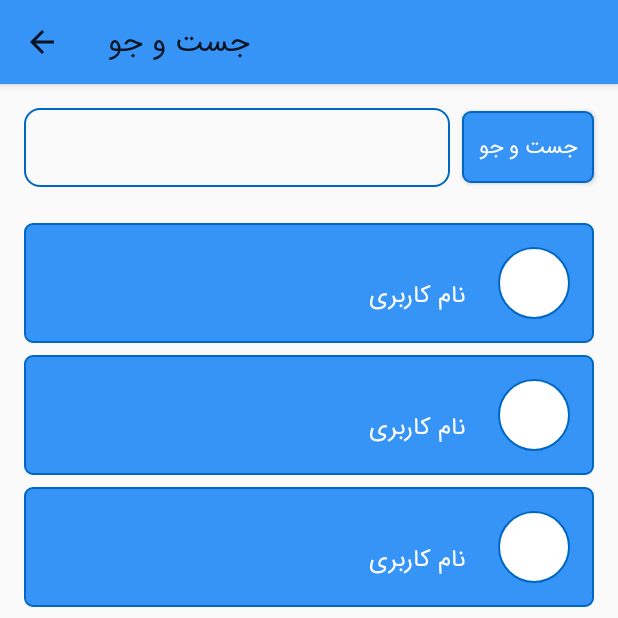
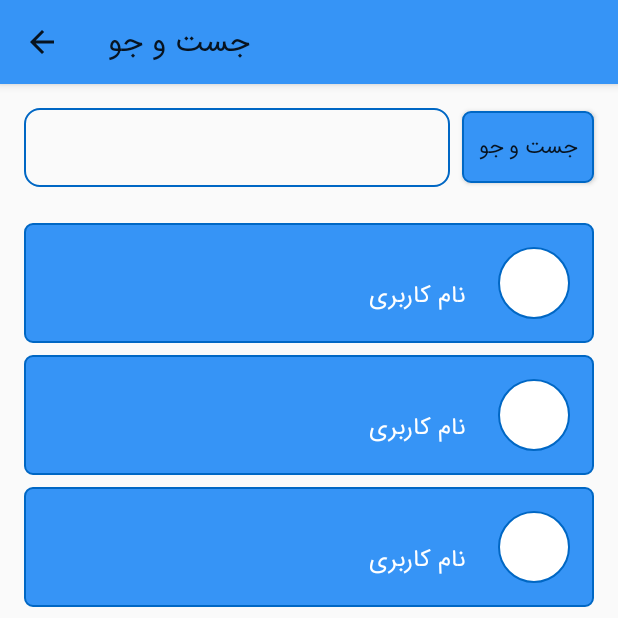
Before and after one commit to amirStrang/UniGo, an Android app: the Serch screen opened directly, with no data from a screen before it, after a tap on "جست و جو", on a phone screen of 412 x 824 dp, the top half of it. Run offline under Robolectric (Android 15) with nearby library versions, the phone set to English and light mode, and no system bars.

```diff
--- a/app/src/main/res/layout/activity_serch.xml
+++ b/app/src/main/res/layout/activity_serch.xml
@@ -30,7 +30,7 @@
             android:layout_marginStart="8dp"
             android:layout_centerVertical="true"
             android:layout_marginEnd="16dp"
-            android:textColor="@android:color/white"
+
             />
 
         <EditText
```
